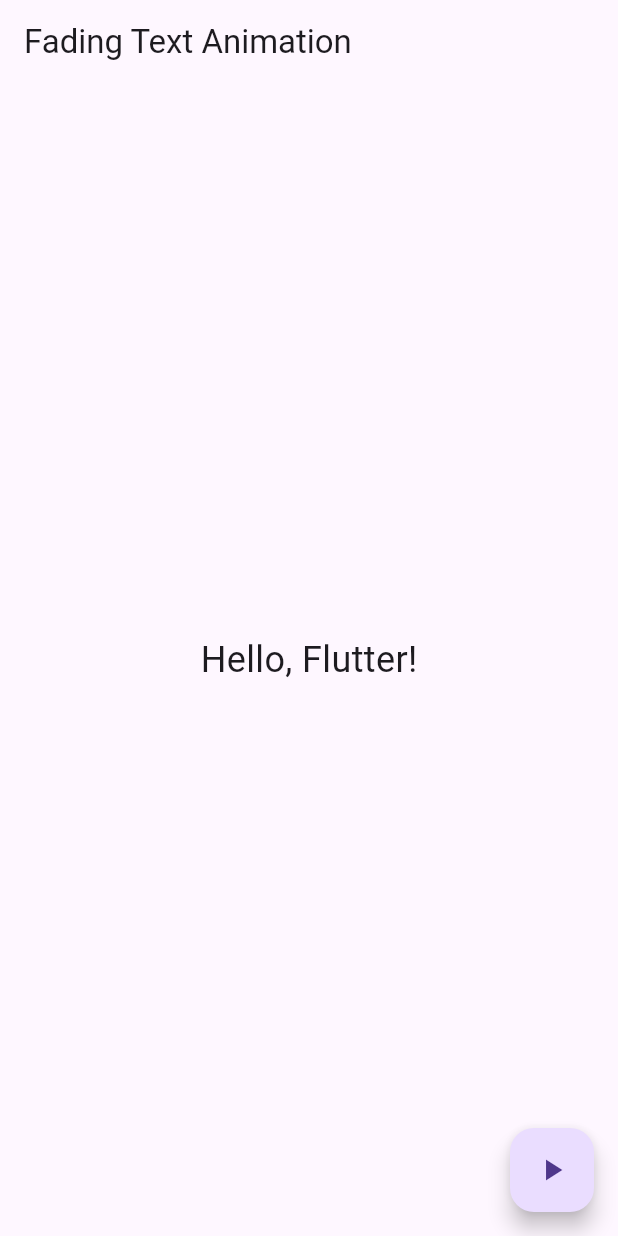
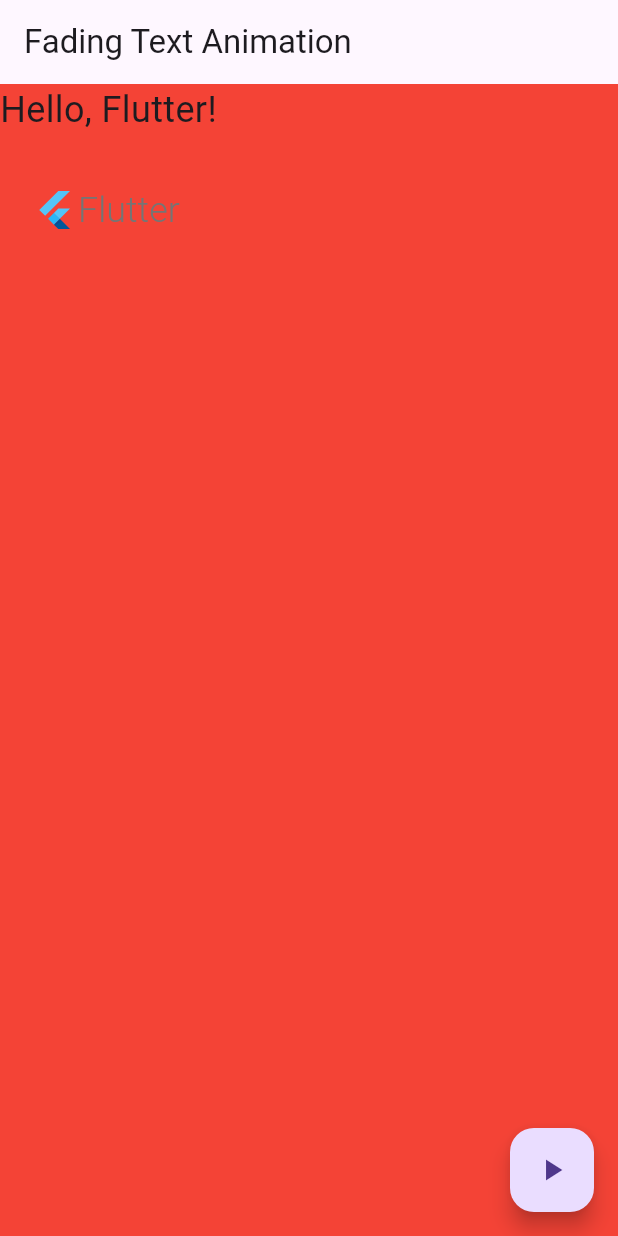
Before and after one commit to mnewby4/activity07, a Flutter app: the screen it shows after launch, on a phone screen of 412 x 824 dp. Run offline on Flutter 3.47's test engine with Material 3 defaults, Android fonts, the phone set to English and light mode, and no system bars.

Commit message:
Added another fading animation and ability to swipe screens

```diff
--- a/lib/main.dart
+++ b/lib/main.dart
@@ -20,12 +20,37 @@
 
 class _FadingTextAnimationState extends State<FadingTextAnimation> {
   bool _isVisible = true;
-
   void toggleVisibility() {
     setState(() {
       _isVisible = !_isVisible;
     });
   }
+
+
+
+
+  Widget createItem(String text, Color color) {
+    return Scaffold(
+      backgroundColor: color,
+      body: Column(
+          children: <Widget>[
+            AnimatedOpacity(
+              opacity: _isVisible ? 1.0 : 0.0,
+              duration: Duration(seconds: 1),
+              child: const Text(
+                'Hello, Flutter!',
+                style: TextStyle(fontSize: 24),
+              ),
+            ),
+            AnimatedCrossFade(
+              duration: const Duration(seconds: 3),
+              firstChild: const FlutterLogo(style: FlutterLogoStyle.horizontal, size: 100.0),
+              secondChild: const FlutterLogo(style: FlutterLogoStyle.stacked, size: 100.0),
+              crossFadeState: _isVisible ? CrossFadeState.showFirst : CrossFadeState.showSecond,
+            )],
+          ),
+        );
+      }
 
   @override
   Widget build(BuildContext context) {
@@ -33,15 +58,12 @@
       appBar: AppBar(
         title: Text('Fading Text Animation'),
       ),
-      body: Center(
-        child: AnimatedOpacity(
-          opacity: _isVisible ? 1.0 : 0.0,
-          duration: Duration(seconds: 1),
-          child: Text(
-            'Hello, Flutter!',
-            style: TextStyle(fontSize: 24),
-          ),
-        ),
+      body:
+      PageView(
+        children: <Widget>[
+          createItem('First Page', Colors.red),
+          createItem('Second Page', Colors.blue),
+        ],
       ),
       floatingActionButton: FloatingActionButton(
         onPressed: toggleVisibility,
```
